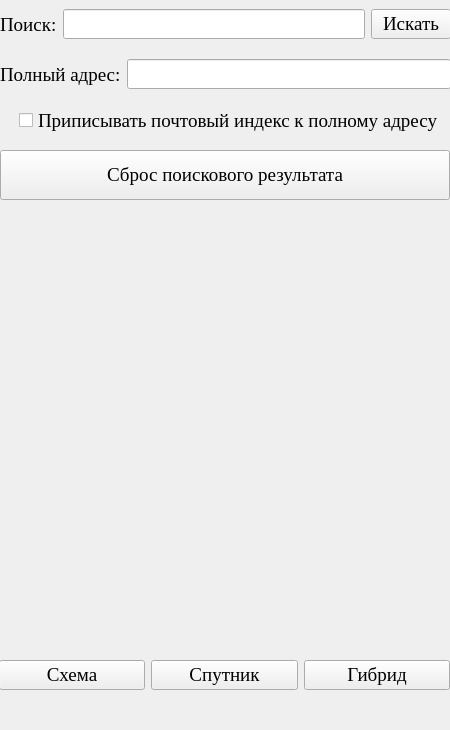
Above: Maps_API.ui from NeMolliriK/Maps_API before the change. Below: the same form after it.
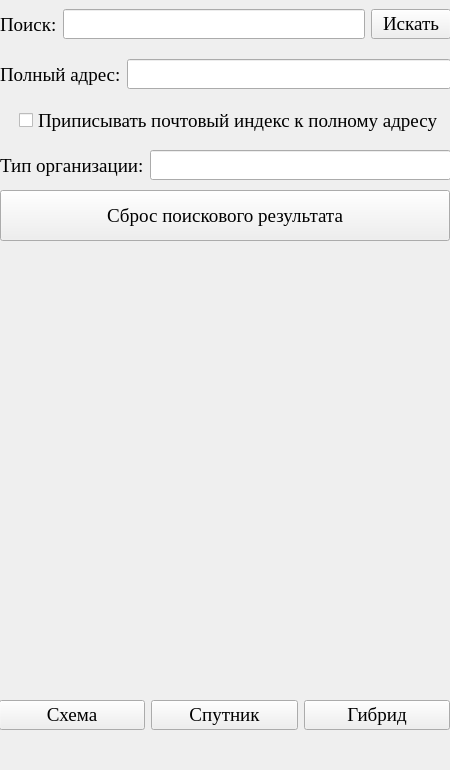
That is the form after the change.

Commit message: Часть №12

```diff
--- a/Maps_API.ui
+++ b/Maps_API.ui
@@ -7,7 +7,7 @@
     <x>0</x>
     <y>0</y>
     <width>450</width>
-    <height>730</height>
+    <height>770</height>
    </rect>
   </property>
   <property name="font">
@@ -27,7 +27,7 @@
     <property name="geometry">
      <rect>
       <x>0</x>
-      <y>200</y>
+      <y>240</y>
       <width>450</width>
       <height>450</height>
      </rect>
@@ -46,7 +46,7 @@
     <property name="geometry">
      <rect>
       <x>-1</x>
-      <y>650</y>
+      <y>690</y>
       <width>451</width>
       <height>51</height>
      </rect>
@@ -146,9 +146,9 @@
     <property name="geometry">
      <rect>
       <x>0</x>
-      <y>150</y>
+      <y>190</y>
       <width>450</width>
-      <height>50</height>
+      <height>51</height>
      </rect>
     </property>
     <property name="cursor">
@@ -174,6 +174,28 @@
      <string>Приписывать почтовый индекс к полному адресу</string>
     </property>
    </widget>
+   <widget class="QWidget" name="horizontalLayoutWidget_4">
+    <property name="geometry">
+     <rect>
+      <x>0</x>
+      <y>140</y>
+      <width>451</width>
+      <height>51</height>
+     </rect>
+    </property>
+    <layout class="QHBoxLayout" name="horizontalLayout_4">
+     <item>
+      <widget class="QLabel" name="label_4">
+       <property name="text">
+        <string>Тип организации:</string>
+       </property>
+      </widget>
+     </item>
+     <item>
+      <widget class="QLineEdit" name="lineEdit_3"/>
+     </item>
+    </layout>
+   </widget>
   </widget>
   <widget class="QMenuBar" name="menubar">
    <property name="geometry">
```
The commit also changes 2 other files.
